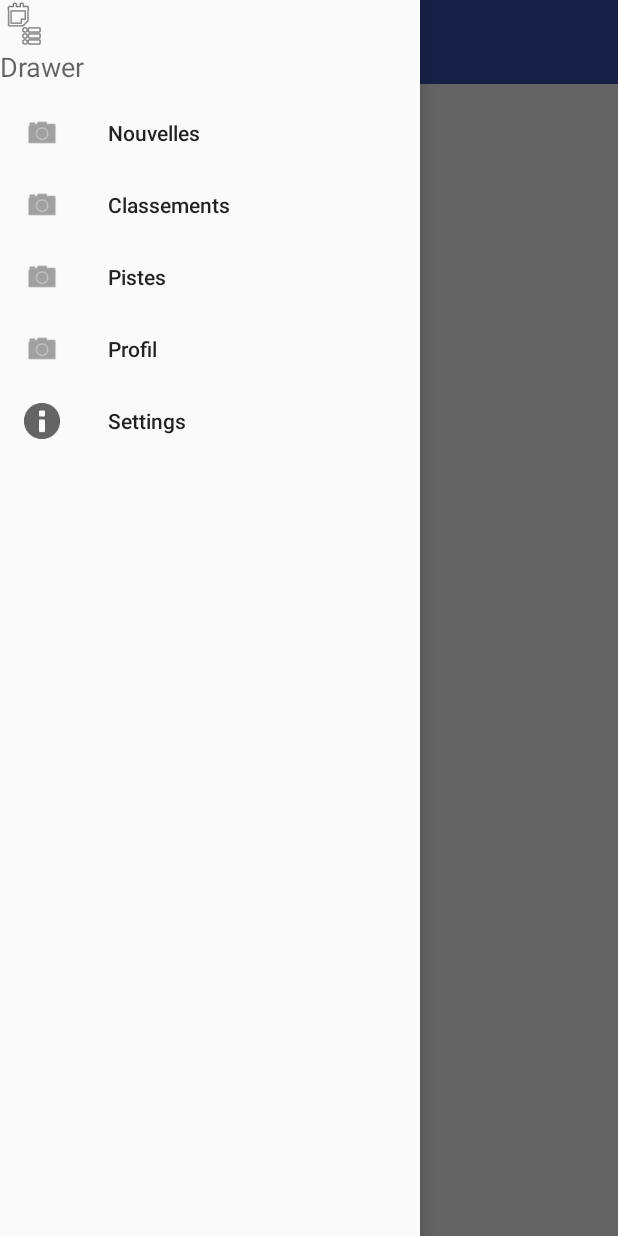
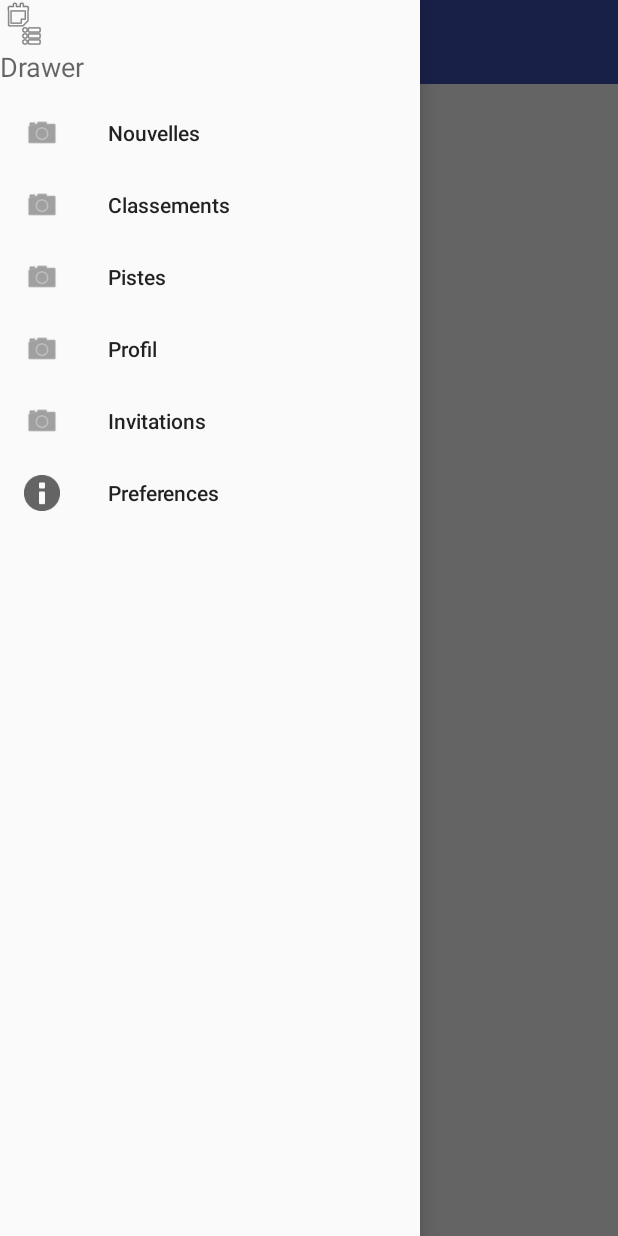
Before and after one commit to andgsk/AndroidTP2, an Android app: the MainActivity screen opened directly, with no data from a screen before it, with the side drawer open, on a phone screen of 412 x 824 dp. Run offline under Robolectric (Android 15) with nearby library versions, the phone set to English and light mode, and no system bars.

Commit message:
ajout des demandes (invitations)

```diff
--- a/app/src/main/java/deptinfo/cegepgarneau/ca/tp2/activities/MainActivity.java
+++ b/app/src/main/java/deptinfo/cegepgarneau/ca/tp2/activities/MainActivity.java
@@ -14,6 +14,7 @@ import android.widget.Button;
 import android.widget.Toast;
 import deptinfo.cegepgarneau.ca.tp2.R;
 import deptinfo.cegepgarneau.ca.tp2.fragments.ClassementsFragment;
+import deptinfo.cegepgarneau.ca.tp2.fragments.DemandesFragments;
 import deptinfo.cegepgarneau.ca.tp2.fragments.NouvellesFragment;
 import deptinfo.cegepgarneau.ca.tp2.fragments.PistesFragment;
 import deptinfo.cegepgarneau.ca.tp2.fragments.ProfilFragment;
@@ -95,6 +96,10 @@ public class MainActivity extends AppCompatActivity implements NavigationView.On
                 fragment = new SettingsFragment();
                 shouldSwitch = true;
                 break;
+            case R.id.nav_demandes:
+                fragment = new DemandesFragments();
+                shouldSwitch = true;
+                break;
             default:
                 break;
         }
--- a/app/src/main/res/layout/fragment_demandes_partenaires.xml
+++ b/app/src/main/res/layout/fragment_demandes_partenaires.xml
@@ -6,7 +6,7 @@
     <ListView
         android:layout_width="match_parent"
         android:layout_height="wrap_content"
-        android:id="@+id/lstDemandes"
+        android:id="@android:id/list"
         android:layout_gravity="center_horizontal"
         android:choiceMode="singleChoice" />
 </LinearLayout>
--- a/app/src/main/res/menu/drawer_menu.xml
+++ b/app/src/main/res/menu/drawer_menu.xml
@@ -4,24 +4,28 @@
         <item
             android:id="@+id/nav_news"
             android:icon="@android:drawable/ic_menu_camera"
-            android:title="Nouvelles" />
+            android:title="@string/titre_nouvelles" />
         <item
             android:id="@+id/nav_classements"
             android:icon="@android:drawable/ic_menu_camera"
-            android:title="Classements" />
+            android:title="@string/titre_classements" />
         <item
             android:id="@+id/nav_pistes"
             android:icon="@android:drawable/ic_menu_camera"
-            android:title="Pistes" />
+            android:title="@string/titre_pistes" />
         <item
             android:id="@+id/nav_profil"
             android:icon="@android:drawable/ic_menu_camera"
-            android:title="Profil" />
+            android:title="@string/titre_profil" />
+        <item
+            android:id="@+id/nav_demandes"
+            android:icon="@android:drawable/ic_menu_camera"
+            android:title="@string/titre_demandes" />
     </group>
     <group android:checkableBehavior="single">
         <item
             android:id="@+id/nav_settings"
             android:icon="@android:drawable/ic_dialog_info"
-            android:title="Settings" />
+            android:title="@string/titre_preferences" />
     </group>
 </menu>
--- a/app/src/main/res/values/strings.xml
+++ b/app/src/main/res/values/strings.xml
@@ -36,6 +36,7 @@
     <string name="titre_classements">Classements</string>
     <string name="titre_pistes">Pistes</string>
     <string name="titre_preferences">Preferences</string>
+    <string name="titre_demandes">Invitations</string>
 
     <string-array name="tabs">
         <item>Bloc</item>
```
Also changed, not shown: app/src/main/java/deptinfo/cegepgarneau/ca/tp2/activities/LoginActivity.java (+4 -4 lines).
